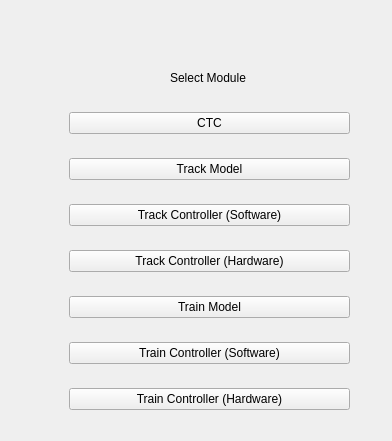
Qt form ui_files/Home.ui (cerfort2/1140) before a commit.
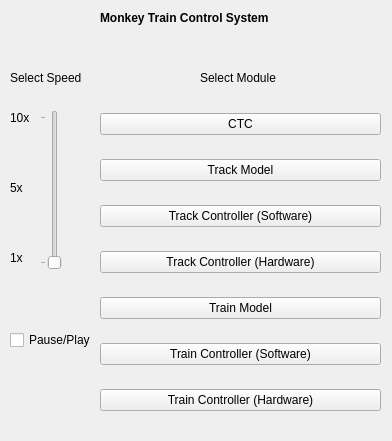
The same form after that commit.

Commit message: Sim Speed Attempt + Main UI Update

Diff of the .ui file:
```diff
--- a/ui_files/Home.ui
+++ b/ui_files/Home.ui
@@ -16,8 +16,8 @@
   <widget class="QWidget" name="verticalLayoutWidget">
    <property name="geometry">
     <rect>
-     <x>69</x>
-     <y>89</y>
+     <x>100</x>
+     <y>90</y>
      <width>281</width>
      <height>351</height>
     </rect>
@@ -83,9 +83,9 @@
   <widget class="QLabel" name="label">
    <property name="geometry">
     <rect>
-     <x>170</x>
+     <x>200</x>
      <y>70</y>
-     <width>81</width>
+     <width>91</width>
      <height>16</height>
     </rect>
    </property>
@@ -93,6 +93,114 @@
     <string>Select Module</string>
    </property>
   </widget>
+  <widget class="QSlider" name="verticalSlider">
+   <property name="geometry">
+    <rect>
+     <x>40</x>
+     <y>110</y>
+     <width>22</width>
+     <height>160</height>
+    </rect>
+   </property>
+   <property name="minimum">
+    <number>1</number>
+   </property>
+   <property name="maximum">
+    <number>10</number>
+   </property>
+   <property name="singleStep">
+    <number>1</number>
+   </property>
+   <property name="orientation">
+    <enum>Qt::Vertical</enum>
+   </property>
+   <property name="tickPosition">
+    <enum>QSlider::TicksAbove</enum>
+   </property>
+  </widget>
+  <widget class="QLabel" name="label_2">
+   <property name="geometry">
+    <rect>
+     <x>100</x>
+     <y>10</y>
+     <width>191</width>
+     <height>16</height>
+    </rect>
+   </property>
+   <property name="font">
+    <font>
+     <bold>true</bold>
+    </font>
+   </property>
+   <property name="text">
+    <string>Monkey Train Control System</string>
+   </property>
+  </widget>
+  <widget class="QLabel" name="label_3">
+   <property name="geometry">
+    <rect>
+     <x>10</x>
+     <y>70</y>
+     <width>81</width>
+     <height>16</height>
+    </rect>
+   </property>
+   <property name="text">
+    <string>Select Speed</string>
+   </property>
+  </widget>
+  <widget class="QCheckBox" name="checkBox">
+   <property name="geometry">
+    <rect>
+     <x>10</x>
+     <y>330</y>
+     <width>85</width>
+     <height>20</height>
+    </rect>
+   </property>
+   <property name="text">
+    <string>Pause/Play</string>
+   </property>
+  </widget>
+  <widget class="QLabel" name="label_4">
+   <property name="geometry">
+    <rect>
+     <x>10</x>
+     <y>250</y>
+     <width>21</width>
+     <height>16</height>
+    </rect>
+   </property>
+   <property name="text">
+    <string>1x</string>
+   </property>
+  </widget>
+  <widget class="QLabel" name="label_5">
+   <property name="geometry">
+    <rect>
+     <x>10</x>
+     <y>110</y>
+     <width>21</width>
+     <height>16</height>
+    </rect>
+   </property>
+   <property name="text">
+    <string>10x</string>
+   </property>
+  </widget>
+  <widget class="QLabel" name="label_6">
+   <property name="geometry">
+    <rect>
+     <x>10</x>
+     <y>180</y>
+     <width>21</width>
+     <height>16</height>
+    </rect>
+   </property>
+   <property name="text">
+    <string>5x</string>
+   </property>
+  </widget>
  </widget>
  <resources/>
  <connections/>
```
The commit also changes 3 other files.
